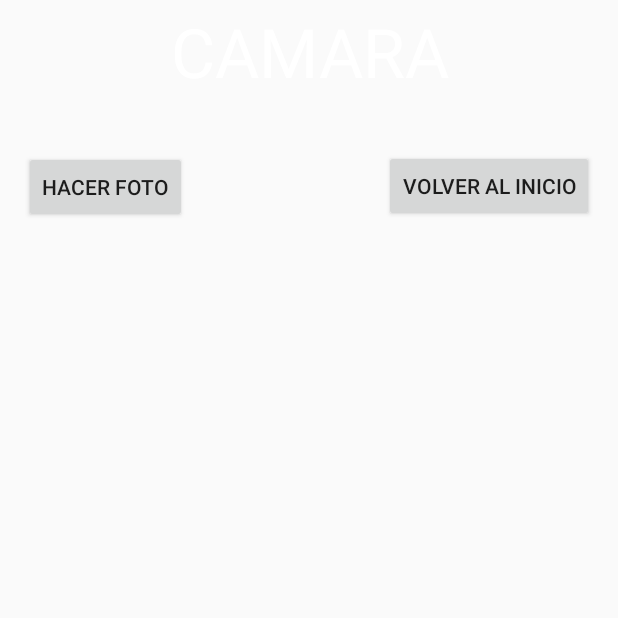
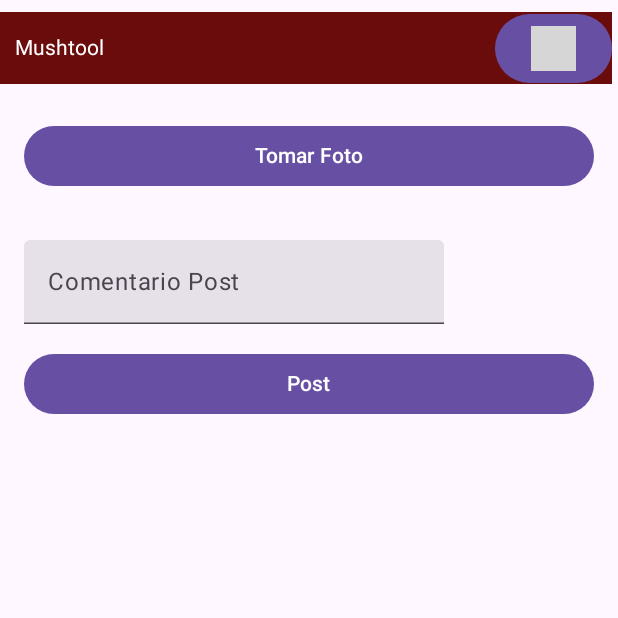
Before and after one commit to PolRibera/MushTool, an Android app built with Jetpack Compose: the screen it shows after launch (FotosActivity before the commit, PostActivity after it), after a tap on "Posts", on a phone screen of 412 x 824 dp, the top half of it. Run offline under Robolectric (Android 15) with nearby library versions, the light colour scheme and no system bars; our stand-ins replace Firebase (no records; nobody signed in at launch, a user with empty details on screens opened directly); pictures from the network do not load; grey boxes are pictures that could not be loaded.

Commit message:
merge main

```diff
--- a/app/src/main/AndroidManifest.xml
+++ b/app/src/main/AndroidManifest.xml
@@ -5,11 +5,12 @@
     <uses-feature
         android:name="android.hardware.camera"
         android:required="true"/>
-    <uses-permission android:name="android.permission.WRITE_EXTERNAL_STORAGE"/>
+    <uses-permission android:name="android.permission.WRITE_EXTERNAL_STORAGE" />
     <uses-permission android:name="android.permission.ACCESS_FINE_LOCATION"/>
     <uses-permission android:name="android.permission.ACCESS_COARSE_LOCATION"/>
     <uses-permission android:name="android.permission.ACCESS_BACKGROUND_LOCATION"/>
     <uses-permission android:name="android.permission.INTERNET"/>
+    <uses-permission android:name="android.permission.READ_EXTERNAL_STORAGE" />
 
     <application
         android:allowBackup="true"
@@ -57,7 +58,7 @@
             android:exported="false" />
 
         <activity
-            android:name=".FotosActivity"
+            android:name=".PostActivity"
             android:exported="false"
 
             />
--- a/app/src/main/java/com/example/Projecte3MushTool/BusquedaActivity.kt
+++ b/app/src/main/java/com/example/Projecte3MushTool/BusquedaActivity.kt
@@ -66,10 +66,10 @@ class BusquedaActivity : ComponentActivity() {
                         val name = setaSnapshot.child("name").getValue(String::class.java)
                         val sci_name = setaSnapshot.child("sci_name").getValue(String::class.java)
                         val warn_level = setaSnapshot.child("warn_level").getValue(Int::class.java)
+                        val difficulty = setaSnapshot.child("difficulty").getValue(Int::class.java)
 
-
-                        if (name != null && sci_name != null && warn_level != null && imageUrl != null) {
-                            val seta = Seta(imageUrl,name, sci_name, warn_level)
+                        if (name != null && sci_name != null && warn_level != null && difficulty != null && imageUrl != null) {
+                            val seta = Seta(imageUrl,name, sci_name, warn_level, difficulty)
                             newSetas.add(seta)
                         }
                     }
--- a/app/src/main/java/com/example/Projecte3MushTool/FotosActivity.kt
+++ /dev/null
@@ -1,44 +0,0 @@
-package com.example.Projecte3MushTool
-
-import android.content.Intent
-import android.os.Bundle
-import android.graphics.Bitmap
-import android.provider.MediaStore
-import android.widget.Button
-import android.widget.ImageView
-import androidx.activity.ComponentActivity
-import androidx.activity.result.contract.ActivityResultContracts
-
-class FotosActivity : ComponentActivity() {
-
-    lateinit var imagen: ImageView
-    override fun onCreate(savedInstanceState: Bundle?) {
-        super.onCreate(savedInstanceState)
-        setContentView(R.layout.fotos_activity)
-        val captura: Button = findViewById(R.id.btnFoto)
-        imagen = findViewById(R.id.imagenPhoto)
-        captura.setOnClickListener {
-            takePhoto()
-        }
-        val volver: Button = findViewById(R.id.btnVolver)
-        volver.setOnClickListener {
-            val intent = Intent(this, MainActivity::class.java)
-            startActivity(intent)
-        }
-    }
-
-    val getAction = registerForActivityResult(ActivityResultContracts.StartActivityForResult()) {
-        val bitmap = it.data?.extras?.get("data") as Bitmap
-        imagen.setImageBitmap(bitmap)
-    }
-
-    fun takePhoto() {
-        val intent = Intent(MediaStore.ACTION_IMAGE_CAPTURE)
-        if (intent.resolveActivity(packageManager) != null) {
-            getAction.launch(intent)
-        }
-    }
-
-
-
-}
--- a/app/src/main/java/com/example/Projecte3MushTool/MainActivity.kt
+++ b/app/src/main/java/com/example/Projecte3MushTool/MainActivity.kt
@@ -225,7 +225,7 @@ fun LemonadeApp(context: Context) { // Define el color de los botones aquí
                 ) {
                     Column(horizontalAlignment = Alignment.CenterHorizontally) {
                         Button(
-                            onClick = {  val intentPLats = Intent(context, FotosActivity::class.java)
+                            onClick = {  val intentPLats = Intent(context, PostActivity::class.java)
                                 context.startActivity(intentPLats) },
                             modifier = Modifier
                                 .padding(10.dp)
--- /dev/null
+++ b/app/src/main/java/com/example/Projecte3MushTool/PostActivity.kt
@@ -0,0 +1,276 @@
+package com.example.Projecte3MushTool
+
+import androidx.compose.foundation.background
+import androidx.compose.material3.ExperimentalMaterial3Api
+import android.Manifest
+import android.content.Context
+import android.content.Intent
+import android.content.pm.PackageManager
+import android.graphics.Bitmap
+import android.net.Uri
+import android.os.Bundle
+import android.provider.MediaStore
+import android.widget.Toast
+import androidx.activity.ComponentActivity
+import androidx.activity.compose.setContent
+import androidx.compose.foundation.Image
+import androidx.compose.foundation.layout.*
+import androidx.compose.material3.Button
+import androidx.compose.material3.Scaffold
+import androidx.compose.material3.Text
+import androidx.compose.material3.TextField
+import androidx.compose.material3.TopAppBar
+import androidx.compose.runtime.*
+import androidx.compose.ui.Alignment
+import androidx.compose.ui.Modifier
+import androidx.compose.ui.graphics.Color
+import androidx.compose.ui.platform.LocalContext
+import androidx.compose.ui.res.painterResource
+import androidx.compose.ui.tooling.preview.Preview
+import androidx.compose.ui.unit.dp
+import androidx.core.app.ActivityCompat
+import androidx.core.content.ContextCompat
+import coil.compose.rememberImagePainter
+import com.example.lemonade.ui.theme.AppTheme
+import com.google.firebase.database.DatabaseReference
+import com.google.firebase.database.FirebaseDatabase
+import com.google.firebase.storage.FirebaseStorage
+import com.google.firebase.storage.StorageReference
+import java.io.ByteArrayOutputStream
+import java.util.*
+
+
+
+
+class PostActivity : ComponentActivity() {
+    private lateinit var Boletreference: DatabaseReference
+    private lateinit var storageReference: StorageReference
+    private var imageUriPre: Uri? = null
+    private var imageUrl: Uri? = null
+    var id by mutableStateOf("")
+    var comentario by mutableStateOf("")
+
+    companion object {
+        private const val CAMERA_REQUEST_CODE = 1888
+        private const val PERMISSION_REQUEST_CODE = 123
+    }
+
+    override fun onCreate(savedInstanceState: Bundle?) {
+        super.onCreate(savedInstanceState)
+
+        Boletreference = FirebaseDatabase.getInstance().getReference("Post")
+        storageReference = FirebaseStorage.getInstance().reference
+
+        setContent {
+            CrearSetaApp(this)
+        }
+
+        // Solicitar permisos de almacenamiento al iniciar la actividad
+        requestStoragePermission()
+    }
+
+    private fun requestStoragePermission() {
+        if (ContextCompat.checkSelfPermission(
+                this,
+                Manifest.permission.READ_EXTERNAL_STORAGE
+            ) != PackageManager.PERMISSION_GRANTED
+        ) {
+            ActivityCompat.requestPermissions(
+                this,
+                arrayOf(Manifest.permission.READ_EXTERNAL_STORAGE),
+                PERMISSION_REQUEST_CODE
+            )
+        }
+    }
+
+    private fun launchCamera() {
+        val cameraIntent = Intent(MediaStore.ACTION_IMAGE_CAPTURE)
+        startActivityForResult(cameraIntent, CAMERA_REQUEST_CODE)
+    }
+
+    private fun uploadImageToFirebaseStorage(imageUri: Uri, imageName: String) {
+        val imageRef = storageReference.child("images").child("$imageName.jpg")
+
+        imageRef.putFile(imageUri)
+            .addOnSuccessListener { taskSnapshot ->
+                imageRef.downloadUrl.addOnSuccessListener { uri ->
+                    Toast.makeText(this, "Imagen subida correctamente", Toast.LENGTH_SHORT).show()
+                    imageUrl = uri
+                }
+            }
+            .addOnFailureListener { exception ->
+                Toast.makeText(
+                    this,
+                    "Error al subir la imagen: ${exception.message}",
+                    Toast.LENGTH_SHORT
+                ).show()
+            }
+    }
+
+    override fun onRequestPermissionsResult(
+        requestCode: Int,
+        permissions: Array<out String>,
+        grantResults: IntArray
+    ) {
+        super.onRequestPermissionsResult(requestCode, permissions, grantResults)
+        if (requestCode == PERMISSION_REQUEST_CODE) {
+            if (grantResults.isNotEmpty() && grantResults[0] == PackageManager.PERMISSION_GRANTED) {
+                Toast.makeText(
+                    this,
+                    "Permiso de almacenamiento concedido",
+                    Toast.LENGTH_SHORT
+                ).show()
+            } else {
+                Toast.makeText(
+                    this,
+                    "Permiso de almacenamiento denegado",
+                    Toast.LENGTH_SHORT
+                ).show()
+            }
+        }
+    }
+
+    fun crearNuevoPost(img_path: String, comentario: String) {
+        val post = Post(img_path, comentario)
+        Boletreference.push().setValue(post)
+            .addOnSuccessListener {
+                Toast.makeText(this, "Post añadido correctamente", Toast.LENGTH_SHORT).show()
+            }.addOnFailureListener {
+                Toast.makeText(this, "Error al añadir post", Toast.LENGTH_SHORT).show()
+            }
+    }
+
+
+    @OptIn(ExperimentalMaterial3Api::class)
+    @Composable
+    fun CrearSetaApp(context: Context) {
+        var id by remember { mutableStateOf("") }
+        var comentario by remember { mutableStateOf("") }
+        Scaffold(
+                    topBar = {
+                        // Define tu TopBar aquí
+                        TopAppBar(
+                            modifier = Modifier.background(Color(0xFF6B0C0C)),
+                            title = { }, // No se muestra texto en el título de la TopAppBar
+                            actions = {
+                                Row(
+                                    modifier = Modifier.fillMaxWidth().background(Color(0xFF6B0C0C)),
+                                    horizontalArrangement = Arrangement.SpaceBetween // Distribuye los elementos de manera uniforme en la fila
+                                ) {
+                                    Text("Mushtool", modifier = Modifier.padding(10.dp).align(Alignment.CenterVertically), color = Color.White) // Texto que se muestra en la esquina izquierda // Texto que se muestra en la esquina izquierda
+
+                                    Button(
+                                        onClick = {
+                                            val intent = Intent(context, MainActivity::class.java)
+                                            context.startActivity(intent)
+                                        },
+                                        modifier = Modifier
+                                            // Tamaño del botón
+                                            .align(Alignment.CenterVertically)
+                                            .background(Color(0xFF6B0C0C))
+                                    ) {
+                                        Image(
+                                            painter = painterResource(R.drawable.boton_exit), // Cambiar con tu recurso
+                                            contentDescription = "Descripción de la imagen",
+                                            modifier = Modifier
+                                                .size(30.dp, 30.dp) // Tamaño de la imagen
+                                        )
+                                    }
+                                }
+                            }
+                        )
+                    },
+
+                    ) { innerPadding ->
+                    Box(modifier = Modifier.padding(innerPadding)) {
+                Column(
+                    modifier = Modifier.padding(16.dp)
+                ) {
+                    Button(
+                        onClick = {
+                            // Abrir la cámara
+                            launchCamera()
+                        },
+                        modifier = Modifier.fillMaxWidth(),
+                    ) {
+                        Text("Tomar Foto")
+                    }
+
+                    Spacer(modifier = Modifier.height(16.dp))
+
+                    // Mostrar la imagen capturada
+                    imageUriPre?.let { uri ->
+                        Image(
+                            painter = rememberImagePainter(uri),
+                            contentDescription = "Captured Image",
+                            modifier = Modifier
+                                .fillMaxWidth()
+                                .height(300.dp)
+                        )
+                    }
+
+                    Spacer(modifier = Modifier.height(16.dp))
+
+                    // Cuadro de texto para el comentario
+                    TextField(
+                        value = comentario,
+                        onValueChange = { comentario = it },
+                        label = { Text("Comentario Post") }
+                    )
+
+                    Spacer(modifier = Modifier.height(16.dp))
+
+                    // Botón para publicar el comentario
+                    Button(
+                        onClick = {
+                            // Subir la imagen y el comentario a Firebase
+                            imageUrl?.let {
+                                crearNuevoPost(it.toString(), comentario)
+                                val intent = Intent(context, MainActivity::class.java)
+                                context.startActivity(intent)
+                            }
+                        },
+                        modifier = Modifier.fillMaxWidth(),
+                    ) {
+                        Text("Post")
+                    }
+                }
+            }
+        }
+    }
+
+    override fun onActivityResult(requestCode: Int, resultCode: Int, data: Intent?) {
+        super.onActivityResult(requestCode, resultCode, data)
+        if (requestCode == CAMERA_REQUEST_CODE && resultCode == RESULT_OK) {
+            val imageBitmap = data?.extras?.get("data") as Bitmap?
+            imageBitmap?.let {
+                // Convertir el Bitmap en una Uri
+                imageUriPre = getImageUriFromBitmap(it)
+                // Subir la imagen a Firebase Storage
+                imageUriPre?.let { uri ->
+                    uploadImageToFirebaseStorage(uri, UUID.randomUUID().toString())
+                }
+            }
+        }
+    }
+
+    private fun getImageUriFromBitmap(bitmap: Bitmap): Uri {
+        val bytes = ByteArrayOutputStream()
+        bitmap.compress(Bitmap.CompressFormat.JPEG, 100, bytes)
+        val path = MediaStore.Images.Media.insertImage(
+            contentResolver,
+            bitmap,
+            "Title",
+            null
+        )
+        return Uri.parse(path)
+    }
+
+    @Preview(showBackground = true)
+    @Composable
+    fun DefaultPreview() {
+        AppTheme {
+            CrearSetaApp(LocalContext.current)
+        }
+    }
+}
--- a/app/src/main/java/com/example/Projecte3MushTool/Seta.kt
+++ b/app/src/main/java/com/example/Projecte3MushTool/Seta.kt
@@ -4,5 +4,6 @@ data class Seta(
     var imageUrl: String,
     var name: String,
     var sci_name: String,
-    var warn_level: Int
+    var warn_level: Int,
+    var difficulty: Int
 )
--- a/app/src/main/res/layout/fotos_activity.xml
+++ b/app/src/main/res/layout/fotos_activity.xml
@@ -6,30 +6,42 @@
     android:layout_height="match_parent"
     tools:context=".MainActivity">
 
+    <LinearLayout
+        android:layout_width="match_parent"
+        android:layout_height="match_parent"
+        android:orientation="vertical">
+
+        <LinearLayout
+            android:layout_width="match_parent"
+            android:layout_height="wrap_content"
+            android:orientation="horizontal">
+
             <Button
                 android:id="@+id/btnVolver"
                 android:layout_width="wrap_content"
                 android:layout_height="wrap_content"
-        android:layout_marginTop="100dp"
-        android:text="Volver al inicio"
-        app:layout_constraintEnd_toEndOf="parent"
-        app:layout_constraintHorizontal_bias="0.941"
-        app:layout_constraintStart_toStartOf="parent"
-        app:layout_constraintTop_toTopOf="parent" />
+                android:layout_marginTop="116dp"
+                android:baselineAligned="false"
+                android:text="Volver al inicio" />
+        </LinearLayout>
 
-    <TextView
-        android:id="@+id/textView"
-        android:layout_width="0dp"
-        android:layout_height="wrap_content"
-        android:layout_marginTop="4dp"
-        android:text="CAMARA"
-        android:textAlignment="center"
-        android:textAppearance="@style/TextAppearance.AppCompat.Display2"
-        android:textColor="@color/white"
-        app:layout_constraintEnd_toEndOf="parent"
-        app:layout_constraintHorizontal_bias="0.0"
-        app:layout_constraintStart_toStartOf="parent"
-        app:layout_constraintTop_toTopOf="parent" />
+        <LinearLayout
+            android:layout_width="match_parent"
+            android:layout_height="match_parent"
+            android:orientation="horizontal">
+
+            <LinearLayout
+                android:layout_width="match_parent"
+                android:layout_height="match_parent"
+                android:orientation="vertical">
+
+                <ImageView
+                    android:id="@+id/imagenPhoto"
+                    android:layout_width="333dp"
+                    android:layout_height="363dp"
+                    android:layout_marginTop="32dp"
+                    android:layout_marginBottom="32dp"
+                    tools:srcCompat="@tools:sample/backgrounds/scenic" />
 
                 <Button
                     android:id="@+id/btnFoto"
@@ -37,22 +49,11 @@
                     android:layout_height="wrap_content"
                     android:layout_marginStart="16dp"
                     android:layout_marginTop="36dp"
-        android:text="Hacer foto"
-        app:layout_constraintStart_toStartOf="parent"
-        app:layout_constraintTop_toBottomOf="@+id/textView" />
+                    android:text="Hacer foto" />
 
-    <ImageView
-        android:id="@+id/imagenPhoto"
-        android:layout_width="0dp"
-        android:layout_height="wrap_content"
-        android:layout_marginTop="32dp"
-        android:layout_marginBottom="32dp"
-        app:layout_constraintBottom_toBottomOf="parent"
-        app:layout_constraintEnd_toEndOf="parent"
-        app:layout_constraintHorizontal_bias="0.0"
-        app:layout_constraintStart_toStartOf="parent"
-        app:layout_constraintTop_toBottomOf="@+id/btnFoto"
-        app:layout_constraintVertical_bias="0.0"
-        tools:srcCompat="@tools:sample/backgrounds/scenic" />
+            </LinearLayout>
+
+        </LinearLayout>
+    </LinearLayout>
 
 </androidx.constraintlayout.widget.ConstraintLayout>
```
Also changed, not shown: app/src/main/java/com/example/Projecte3MushTool/CrearSetaActivity.kt (+62 -21 lines), app/src/main/java/com/example/Projecte3MushTool/EditarSetaActivity.kt (+6 -7 lines), app/src/main/java/com/example/Projecte3MushTool/LearnActivity.kt (+12 -10 lines), app/src/main/java/com/example/Projecte3MushTool/Post.kt (added, +7 -0 lines). Lines whose indentation alone changed are shown as unchanged.
